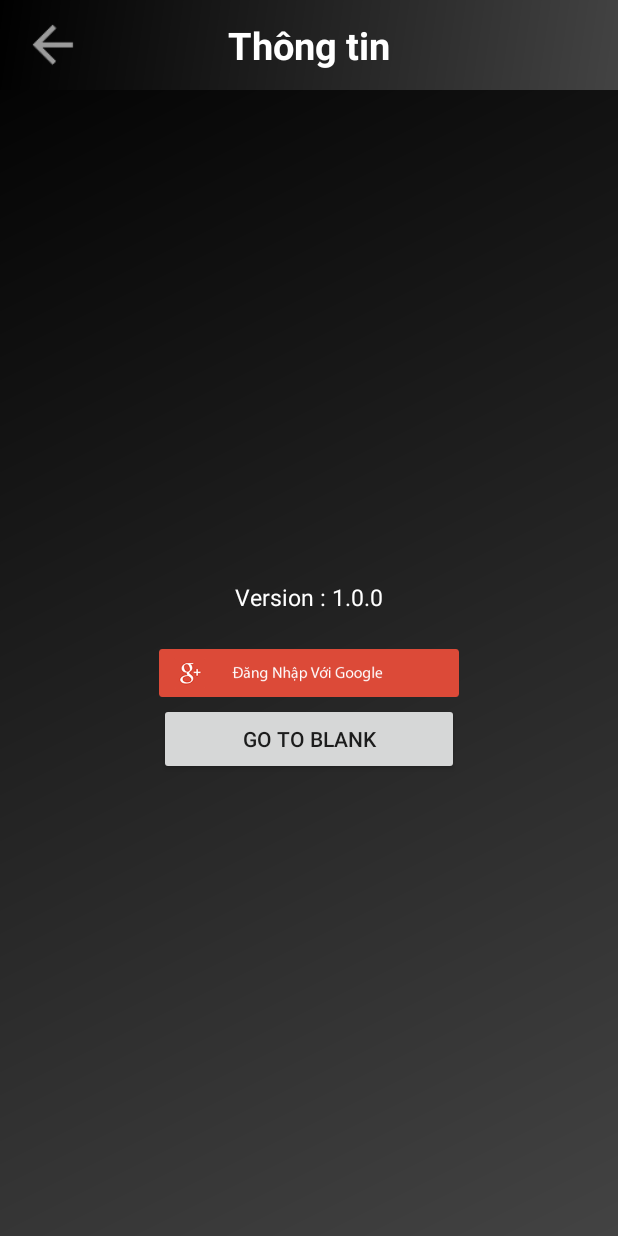
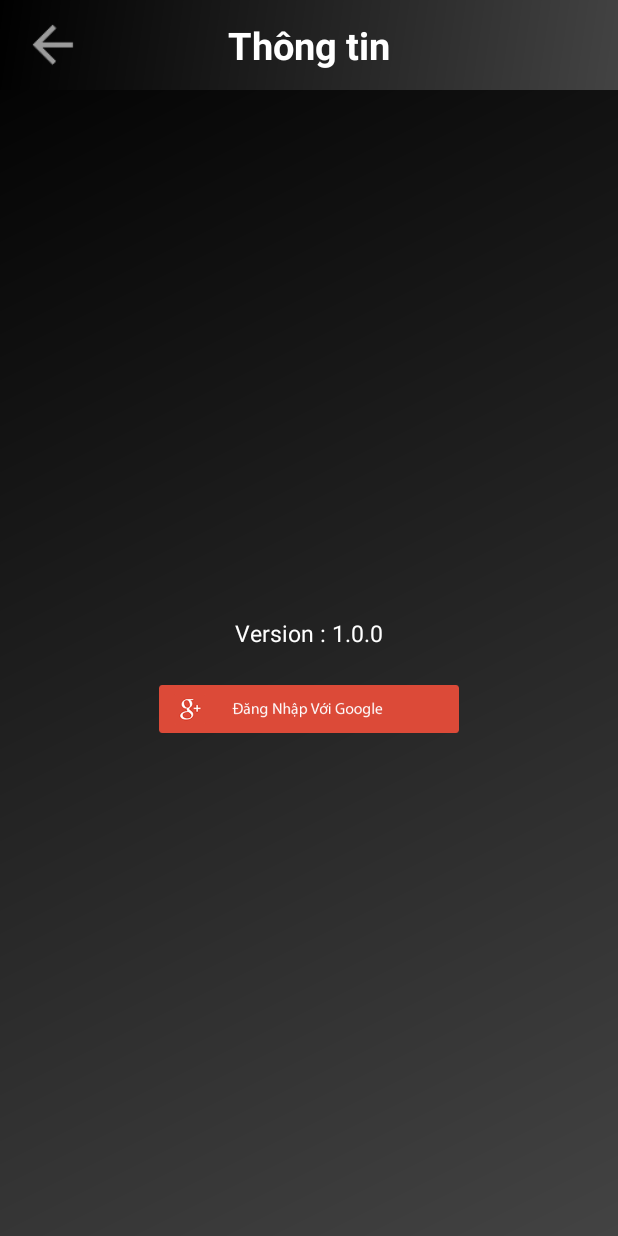
Before and after one commit to pro112pt13102/MOB403_AndroidNetworking, an Android app: the layout fragment_profile.xml on its own in the app's theme, with its tools: preview values and no code run, on a phone screen of 412 x 824 dp. Run offline under Robolectric (Android 15) with nearby library versions, the phone set to English and light mode, and no system bars.

```diff
--- a/app/src/main/res/layout/fragment_profile.xml
+++ b/app/src/main/res/layout/fragment_profile.xml
@@ -104,11 +104,6 @@
             android:layout_height="wrap_content"
             android:visibility="gone"/>
 
-        <Button
-            android:id="@+id/buttonBlank"
-            android:layout_width="200dp"
-            android:layout_height="wrap_content"
-            android:text="Go to blank" />
 
 
     </LinearLayout>
```
